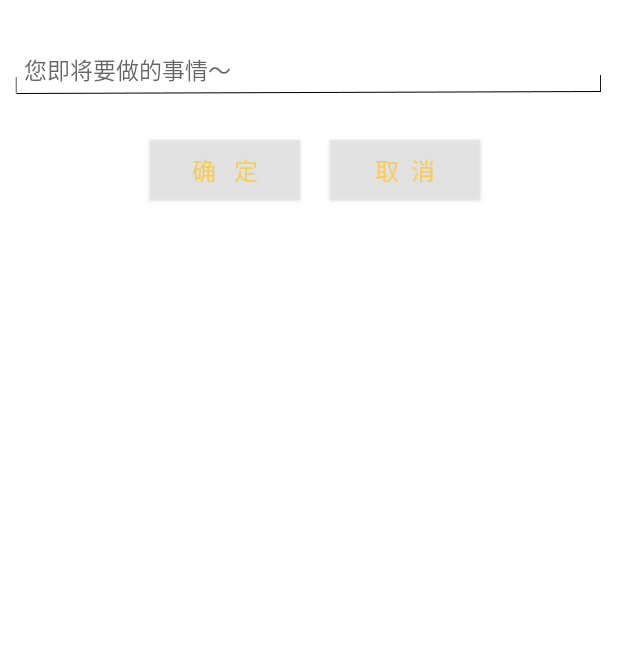
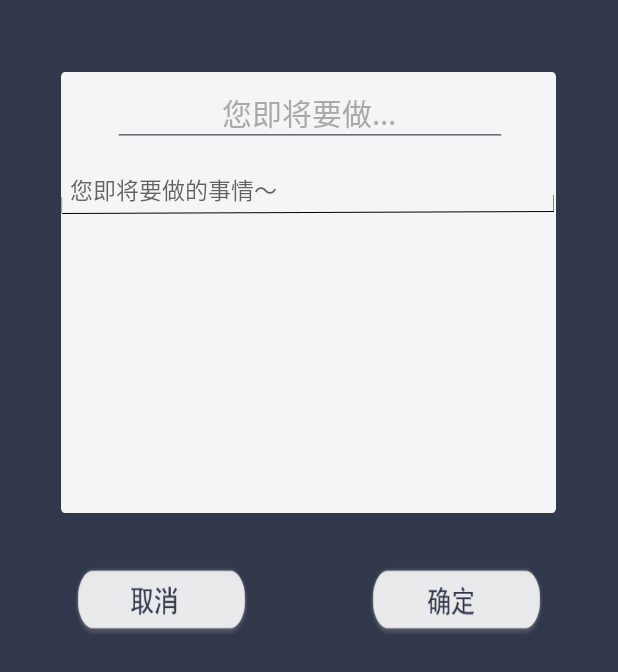
Before and after one commit to klaus201192239/writeMemory, an Android app: the StartActivity screen opened directly, with no data from a screen before it, on a phone screen of 412 x 824 dp. Shown: the top 672 px of the screen. Run offline under Robolectric (Android 15) with nearby library versions, the phone set to English and light mode, and no system bars.

Commit message:
Seventh Submit
Analysis UI had been Improved

```diff
--- a/WriteMemory/app/src/main/java/com/klaus/activity/writememory/AnalysisActivity.java
+++ b/WriteMemory/app/src/main/java/com/klaus/activity/writememory/AnalysisActivity.java
@@ -134,7 +134,6 @@ public class AnalysisActivity extends AppCompatActivity {
         mListView = (ListView) findViewById(R.id.list_sum);
         footerView = inflater.inflate(R.layout.footer, null);
         relativelayout=(RelativeLayout)footerView.findViewById(R.id.footerrl);
-        relativelayout.setBackgroundColor(Color.GREEN);
         mListView.addFooterView(footerView);
         footerView.setOnClickListener(new OnClickListener() {
             @Override
@@ -218,8 +217,8 @@ public class AnalysisActivity extends AppCompatActivity {
             System.out.println(list.get(position).year+"年"+list.get(position).month+"月");
 
             cache.allthingSum.setText("共做"+list.get(position).summer+"件事情");
-            cache.allthingGood.setText("其中"+list.get(position).good+"事情较为满意");
-            cache.allthingImportant.setText("包含"+list.get(position).important+"件大事");
+            cache.allthingGood.setText("其中"+list.get(position).good+"事情满意");
+            cache.allthingImportant.setText("包含"+list.get(position).important+"件重大事情");
 
             return convertView;
         }
--- a/WriteMemory/app/src/main/res/layout/activity_start.xml
+++ b/WriteMemory/app/src/main/res/layout/activity_start.xml
@@ -2,50 +2,60 @@
     xmlns:tools="http://schemas.android.com/tools"
     android:layout_width="match_parent"
     android:layout_height="match_parent"
-    android:background="#FFFFFF"
+    android:background="#32384b"
     tools:context=".StartActivity" >
+
+    <ImageView
+        android:id="@+id/startwite"
+        android:layout_width="330dp"
+        android:layout_height="330dp"
+        android:layout_centerHorizontal="true"
+        android:layout_marginTop="30dp"
+        android:src="@mipmap/endwit"/>
+
+    <TextView
+        android:id="@+id/sthing_time"
+        android:layout_width="wrap_content"
+        android:layout_height="wrap_content"
+        android:layout_centerHorizontal="true"
+        android:layout_marginTop="60dp"
+        android:text="您即将要做..."
+        android:textColor="#a9a9a9"
+        android:textSize="20sp" />
+
 
     <EditText
         android:id="@+id/sthing_content"
-        android:layout_width="match_parent"
+        android:layout_width="330dp"
         android:layout_height="wrap_content"
-        android:layout_marginTop="30dp"
-        android:layout_marginLeft="10dp"
-        android:layout_marginRight="10dp"
+        android:layout_marginTop="110dp"
+        android:layout_centerHorizontal="true"
+        android:background="@mipmap/noticeinput"
         android:hint="您即将要做的事情～"
-        android:background="@mipmap/noticeinput"
+        android:paddingLeft="6dp"
         android:textColor="#a9a9a9"
-        android:paddingLeft="6dp"
         android:textSize="15sp" />
 
     <Button
-        android:id="@+id/sthing_ok"
-        android:layout_width="100dp"
-        android:layout_height="40dp"
-        android:layout_below="@id/sthing_content"
-        android:layout_marginTop="30dp"
-        android:layout_marginLeft="100dp"
-        android:background="#E5E5E5"
-        android:layout_span="2"
-        android:alpha="0.8"
-        android:onClick="btonclick"
-        android:text="确   定"
-        android:textColor="#FFCC33"
-        android:textSize="16sp" />
+        android:id="@+id/sthing_no"
+        android:layout_width="115dp"
+        android:layout_height="45dp"
+        android:layout_below="@id/startwite"
+        android:layout_marginTop="18dp"
+        android:layout_marginLeft="50dp"
+        android:layout_alignParentLeft="true"
+        android:background="@mipmap/sgiveup"
+        android:onClick="btonclick" />
 
     <Button
-        android:id="@+id/sthing_no"
-        android:layout_width="100dp"
-        android:layout_height="40dp"
-        android:layout_below="@id/sthing_content"
-        android:layout_marginTop="30dp"
-        android:layout_marginLeft="220dp"
-        android:background="#E5E5E5"
-        android:layout_span="2"
-        android:alpha="0.8"
-        android:onClick="btonclick"
-        android:text="取  消"
-        android:textColor="#FFCC33"
-        android:textSize="16sp" />
+        android:id="@+id/sthing_ok"
+        android:layout_width="115dp"
+        android:layout_height="45dp"
+        android:layout_below="@id/startwite"
+        android:layout_marginTop="18dp"
+        android:layout_marginRight="50dp"
+        android:layout_alignParentRight="true"
+        android:background="@mipmap/ssive"
+        android:onClick="btonclick" />
 
 </RelativeLayout>
--- a/WriteMemory/app/src/main/res/layout/footer.xml
+++ b/WriteMemory/app/src/main/res/layout/footer.xml
@@ -3,12 +3,14 @@
     xmlns:android="http://schemas.android.com/apk/res/android"
     android:id="@+id/footerrl"
     android:layout_width="match_parent"
-    android:layout_height="wrap_content" >
+    android:layout_height="wrap_content"
+    android:paddingTop="5dp">
 
     <TextView
         android:layout_width="wrap_content"
         android:layout_height="50dp"
         android:gravity="center"
+        android:textColor="#FFFFFF"
         android:layout_centerHorizontal="true"
         android:text="@string/loadmore"/>
 
--- a/WriteMemory/app/src/main/res/values/strings.xml
+++ b/WriteMemory/app/src/main/res/values/strings.xml
@@ -5,7 +5,7 @@
     <string name="title_activity_my">MyActivity</string>
     <string name="myactivitystringA">用心去记录</string>
     <string name="myactivitystringB">每一次记忆</string>
-    <string name="loadmore">加载更多</string>
+    <string name="loadmore">--------点击加载更多--------</string>
     <string name="title_activity_list">ListActivity</string>
     <string name="title_activity_start">StartActivity</string>
     <string name="title_activity_end">EndActivity</string>
```
Also changed, not shown: WriteMemory/app/src/main/res/layout/activity_analysis.xml (+6 -7 lines), WriteMemory/app/src/main/res/layout/sum_item.xml (+34 -7 lines), WriteMemory/app/src/main/res/mipmap-hdpi/sgiveup.png (added), WriteMemory/app/src/main/res/mipmap-hdpi/ssive.png (added).
